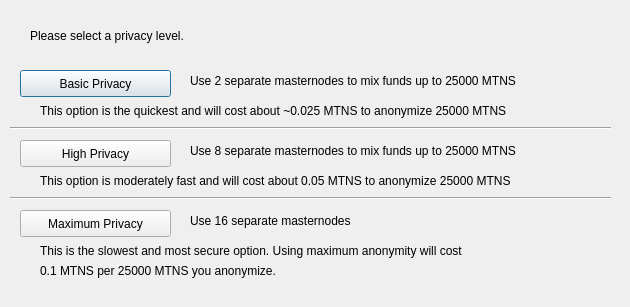
First picture: the form in src/qt/forms/obfuscationconfig.ui, repository CHIPO-Project/CHIPO, before the edit.
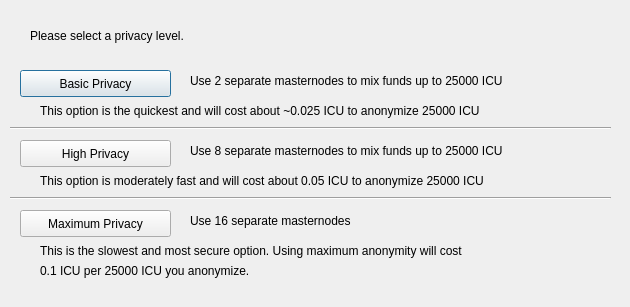
Second picture: the form after the edit.

Patch:
```diff
--- a/src/qt/forms/obfuscationconfig.ui
+++ b/src/qt/forms/obfuscationconfig.ui
@@ -75,7 +75,7 @@
     </rect>
    </property>
    <property name="text">
-    <string>Use 2 separate masternodes to mix funds up to 25000 MTNS</string>
+    <string>Use 2 separate masternodes to mix funds up to 25000 ICU</string>
    </property>
   </widget>
   <widget class="QLabel" name="label_3">
@@ -88,7 +88,7 @@
     </rect>
    </property>
    <property name="text">
-    <string>Use 8 separate masternodes to mix funds up to 25000 MTNS</string>
+    <string>Use 8 separate masternodes to mix funds up to 25000 ICU</string>
    </property>
   </widget>
   <widget class="QLabel" name="label_4">
@@ -114,7 +114,7 @@
     </rect>
    </property>
    <property name="text">
-    <string>This option is the quickest and will cost about ~0.025 MTNS to anonymize 25000 MTNS</string>
+    <string>This option is the quickest and will cost about ~0.025 ICU to anonymize 25000 ICU</string>
    </property>
   </widget>
   <widget class="QLabel" name="label_7">
@@ -127,7 +127,7 @@
     </rect>
    </property>
    <property name="text">
-    <string>This option is moderately fast and will cost about 0.05 MTNS to anonymize 25000 MTNS</string>
+    <string>This option is moderately fast and will cost about 0.05 ICU to anonymize 25000 ICU</string>
    </property>
   </widget>
   <widget class="QLabel" name="label_8">
@@ -153,7 +153,7 @@
     </rect>
    </property>
    <property name="text">
-    <string>0.1 MTNS per 25000 MTNS you anonymize.</string>
+    <string>0.1 ICU per 25000 ICU you anonymize.</string>
    </property>
   </widget>
   <widget class="Line" name="line">
```
